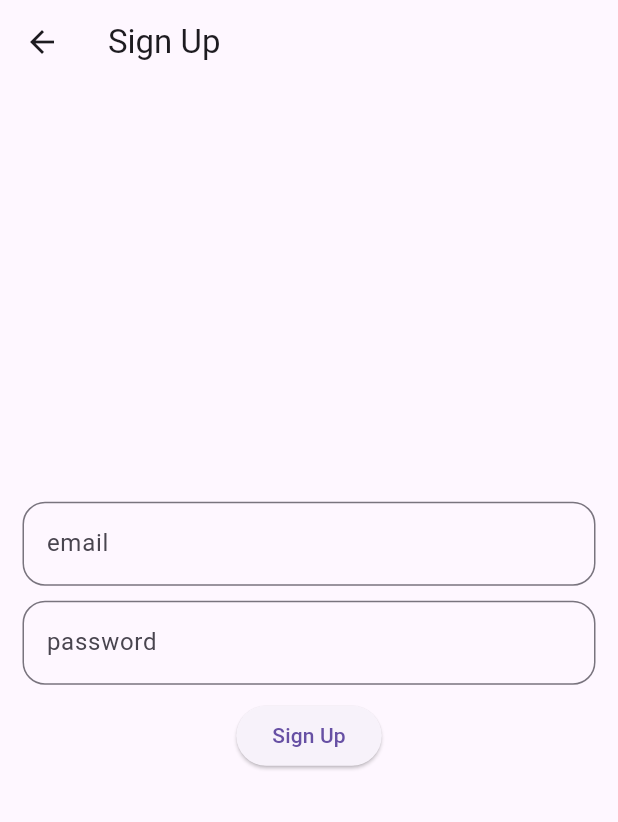
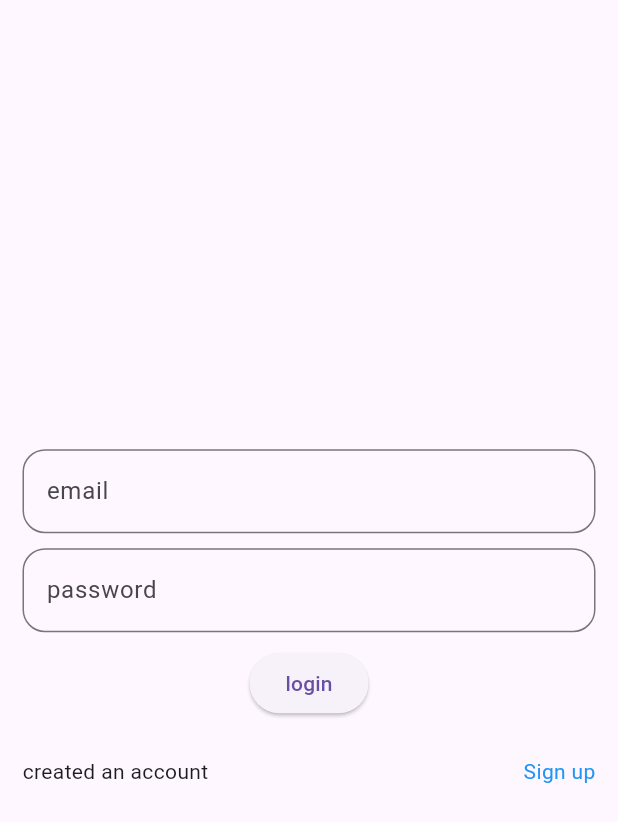
Before and after one commit to RimonChakma/Firebase-Auth, a Flutter app: the screen it shows after launch, on a phone screen of 412 x 824 dp. Shown: the top 822 px of the screen. Run offline on Flutter 3.47's test engine with Material 3 defaults, Android fonts, the phone set to English and light mode, and no system bars; our stand-ins replace firebase_auth, firebase_core; accounts and stored records are empty.

Commit message:
created login screen

```diff
--- a/lib/main.dart
+++ b/lib/main.dart
@@ -17,50 +17,41 @@ class MyApp extends StatelessWidget {
   Widget build(BuildContext context) {
     return MaterialApp(
       debugShowCheckedModeBanner: false,
-      home: SignUpScreen(),
+      home: LoginScreen(),
     );
   }
 }
 
-class SignUpScreen extends StatefulWidget {
-  const SignUpScreen({super.key});
+class LoginScreen extends StatefulWidget {
+  const LoginScreen({super.key});
 
   @override
-  State<SignUpScreen> createState() => _SignUpScreenState();
+  State<LoginScreen> createState() => _LoginScreenState();
 }
 
-class _SignUpScreenState extends State<SignUpScreen> {
+class _LoginScreenState extends State<LoginScreen> {
 
   final emailController = TextEditingController();
   final passwordController = TextEditingController();
   final firebaseAuth = FirebaseAuth.instance;
 
-  String message = "";
-
-  void signUp () async {
-
+  void login () async {
     try {
-      await firebaseAuth.createUserWithEmailAndPassword(
+      await firebaseAuth.signInWithEmailAndPassword(
           email: emailController.text,
           password: passwordController.text
       );
       setState(() {
-        message = "sign up success : $message";
+        print("success login");
       });
-    }on FirebaseAuthException catch (e) {
-      setState(() {
-        message = "Login failed: ${e.message}";
-      });
+    }on FirebaseAuthException catch (error) {
+      print("failed login $error");
     }
   }
 
   @override
   Widget build(BuildContext context) {
     return Scaffold(
-      appBar: AppBar(title: Text("Sign Up"),
-        leading: IconButton(onPressed: (){},
-            icon: Icon(Icons.arrow_back)
-        ),),
       body: Padding(padding: EdgeInsets.all(15),child: Column(
         mainAxisAlignment: MainAxisAlignment.center,
         children: [
@@ -86,10 +77,21 @@ class _SignUpScreenState extends State<SignUpScreen> {
                 labelText: "password"
             ),),
           SizedBox(height: 10,),
-          ElevatedButton(onPressed: signUp, child: Text("Sign Up")),
-          SizedBox(height: 10,),
-          Text(message)
-      ],),),
+          ElevatedButton(onPressed: login, child: Text("login")),
+          SizedBox(height: 25,),
+          Row(
+            mainAxisAlignment: MainAxisAlignment.spaceBetween,
+            children: [
+              Text("created an account"),
+              InkWell(
+                onTap: () => Navigator.push(
+                    context, MaterialPageRoute(
+                  builder: (context) => SignUpScreen(),)),
+                child: Text("  Sign up",style: TextStyle(color: Colors.blue),),
+              )
+          ],)
+        ],
+      ),),
     );
   }
 }
```
